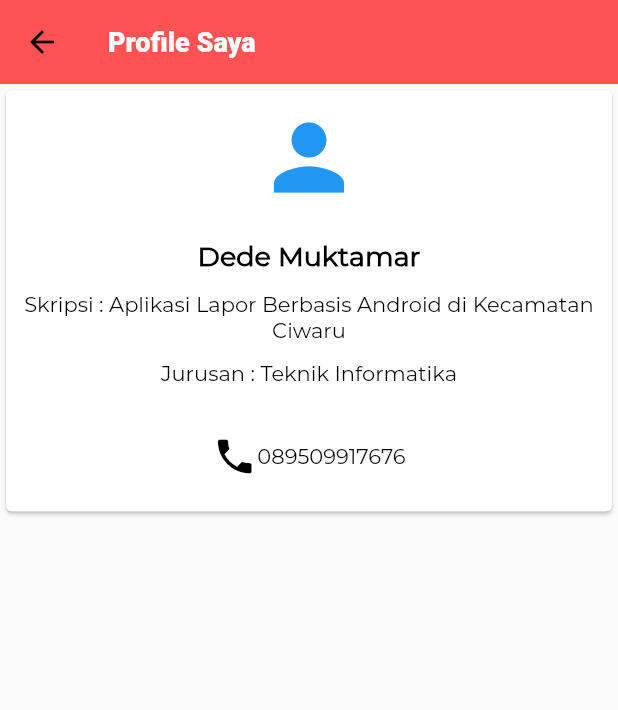
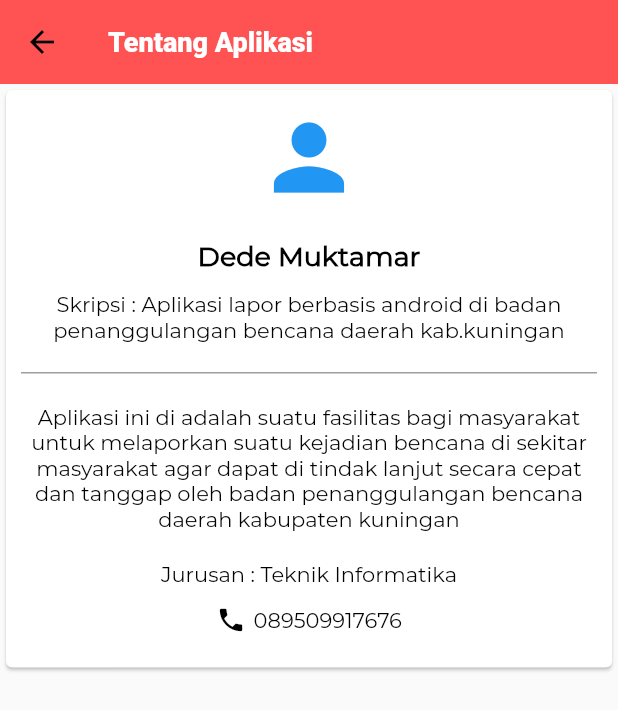
Before and after one commit to ridfadil/Pelaporan-Bencana-Admin, a Flutter app: the About screen opened directly, on a phone screen of 412 x 824 dp. Shown: the top 710 px of the screen. Run offline on Flutter 3.47's test engine with Material 2 defaults, Android fonts, the phone set to English and light mode, and no system bars; our stand-ins replace avatar_glow, carousel_slider, cloud_firestore, expandable, fluttertoast, font_awesome_flutter and 1 more; missing offline and left inert: pk_skeleton; accounts and stored records are empty.

Commit message:
add revs

```diff
--- a/lib/session/constants.dart
+++ b/lib/session/constants.dart
@@ -26,6 +26,7 @@ class FirebaseKeys {
   static const String FB_USER_EMAIL = "email";
   static const String FB_USER_PASSWORD = "password";
   static const String FB_USER_ROLE = "role";
+  static const String FB_USER_NIK = "nik";
 
 
   static const String FB_REPORT_ID_USER = "id_user_pelapor";
--- a/lib/views/pages/about.dart
+++ b/lib/views/pages/about.dart
@@ -12,7 +12,7 @@ class _AboutState extends State<About> {
       appBar: AppBar(
         backgroundColor: Colors.redAccent,
         title: Text(
-          "Profile Saya",
+          "Tentang Aplikasi",
           style: TextStyle(color: Colors.white),
         ),
       ),
@@ -43,12 +43,29 @@ class _AboutState extends State<About> {
                     height: 12,
                   ),
                   Text(
-                      "Skripsi : Aplikasi Lapor Berbasis Android di Kecamatan Ciwaru",
+                      "Skripsi : Aplikasi lapor berbasis android di badan penanggulangan bencana daerah kab.kuningan",
                       textAlign: TextAlign.center,
                       style: TextStyle(
                           color: Colors.black, fontSize: 14)),
                   SizedBox(
-                    height: 12,
+                    height: 10,
+                  ),
+                  Container(
+                    margin: EdgeInsets.only(top: 10,bottom: 10),
+                    width: double.infinity,
+                    height: 1,
+                    color: Colors.grey,
+                  ),
+                  SizedBox(
+                    height: 10,
+                  ),
+                  Text(
+                      "Aplikasi ini di adalah suatu fasilitas bagi masyarakat untuk melaporkan suatu kejadian bencana di sekitar masyarakat agar dapat di tindak lanjut secara cepat dan tanggap oleh badan penanggulangan bencana daerah kabupaten kuningan",
+                      textAlign: TextAlign.center,
+                      style: TextStyle(
+                          color: Colors.black, fontSize: 14)),
+                  SizedBox(
+                    height: 20,
                   ),
                   Text("Jurusan : Teknik Informatika",
                       textAlign: TextAlign.center,
@@ -57,14 +74,6 @@ class _AboutState extends State<About> {
                   SizedBox(
                     height: 12,
                   ),
-                 /* Text(
-                      "Moto Hidup : Hiduplah seperti larry",
-                      textAlign: TextAlign.center,
-                      style: TextStyle(
-                          color: Colors.black, fontSize: 14)),*/
-                  SizedBox(
-                    height: 20,
-                  ),
                   Row(
                     mainAxisSize: MainAxisSize.max,
                     mainAxisAlignment: MainAxisAlignment.center,
@@ -72,8 +81,11 @@ class _AboutState extends State<About> {
                     children: <Widget>[
                       Icon(
                         Icons.phone,
-                        size: 30,
+                        size: 20,
                         color: Colors.black,
+                      ),
+                      SizedBox(
+                        width: 5,
                       ),
                       Text("089509917676",
                           textAlign: TextAlign.center,
--- a/lib/views/pages/dashboard.dart
+++ b/lib/views/pages/dashboard.dart
@@ -17,8 +17,8 @@ class Dashboard extends StatefulWidget {
 
 class _DashboardState extends State<Dashboard> {
   List<String> imageLinks = [
-    'https://cdn-image.bisnis.com/posts/2019/06/10/932449/antarafoto-jalan-trans-sulawesi-putus-kendari-10062019-jojon2-1.jpg',
-    'https://cdn-image.bisnis.com/posts/2019/01/14/878200/antarafoto-badan-jalan-aceh-tengah-longsor-080119-apls-1-1.jpg',
+    'https://anteroaceh.com/files/images/20200320-kebakaran-bireuen.jpeg',
+    'https://foto.kontan.co.id/lgi22dHZkTu1i_CW2P-oBF7FvcM=/smart/2020/01/01/172715042p.jpg',
     'https://apahabar.com/wp-content/uploads/2018/12/ilustrasi-tanah-longsor.jpg'
   ];
 
--- a/lib/views/pages/detail_accident.dart
+++ b/lib/views/pages/detail_accident.dart
@@ -18,7 +18,7 @@ class _DetailAccidentState extends State<DetailAccident> {
     generaelModel = widget.generaelModel;
     super.initState();
   }
-
+/// ini untuk''
   @override
   Widget build(BuildContext context) {
     return Scaffold(
--- a/pubspec.yaml
+++ b/pubspec.yaml
@@ -49,6 +49,7 @@ dev_dependencies:
   expandable: ^4.1.4
   flutter_launcher_icons: ^0.7.3
   cupertino_icons: ^0.1.2
+  dcdg: ^2.0.1
 
 flutter_icons:
   android: true
```
Also changed, not shown: lib/views/pages/i_accident.dart (+54 -40 lines), lib/views/pages/i_user.dart (+31 -32 lines), lib/views/pages/login.dart (+3 -6 lines), lib/views/pages/user_profile.dart (+6 -1 lines), pubspec.lock, 1 other file.
